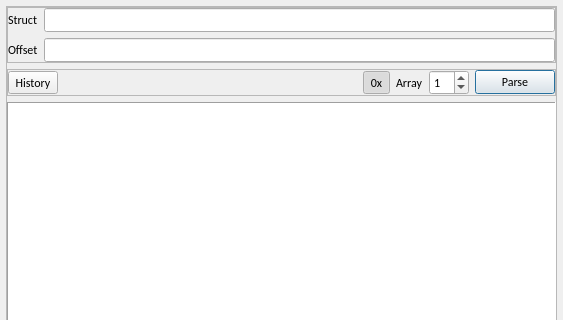
Before: the Qt Designer form src/view/WidgetBinParser.ui in ukyouz/Visual-Studio-Debug-Tools, drawn with Qt 5; both pictures show x 0 to 563 and y 0 to 320 of the 563 by 570 pixel window.
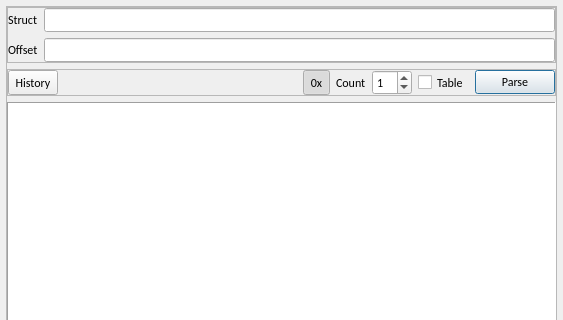
After: the same form once the commit is applied. The open tabs and pages were chosen to show the change. Icons and pictures are not drawn.

Commit message:
add border for QTreeView and QTableView
add border for QTreeView and QTableView

rename ui object

What changed in the file:
```diff
--- a/src/view/WidgetBinParser.ui
+++ b/src/view/WidgetBinParser.ui
@@ -49,7 +49,7 @@
       <property name="frameShadow">
        <enum>QFrame::Raised</enum>
       </property>
-      <layout class="QVBoxLayout" name="verticalLayout">
+      <layout class="QVBoxLayout" name="verticalLayout_3">
        <property name="leftMargin">
         <number>0</number>
        </property>
@@ -140,6 +140,12 @@
           </property>
           <item>
            <widget class="QToolButton" name="btnHistory">
+            <property name="sizePolicy">
+             <sizepolicy hsizetype="Fixed" vsizetype="Expanding">
+              <horstretch>0</horstretch>
+              <verstretch>0</verstretch>
+             </sizepolicy>
+            </property>
             <property name="text">
              <string>History</string>
             </property>
@@ -170,6 +176,12 @@
           </item>
           <item>
            <widget class="QToolButton" name="btnToggleHex">
+            <property name="sizePolicy">
+             <sizepolicy hsizetype="Fixed" vsizetype="Expanding">
+              <horstretch>0</horstretch>
+              <verstretch>0</verstretch>
+             </sizepolicy>
+            </property>
             <property name="text">
              <string>0x</string>
             </property>
@@ -187,14 +199,14 @@
           <item>
            <widget class="QLabel" name="label_3">
             <property name="text">
-             <string>Array</string>
+             <string>Count</string>
             </property>
            </widget>
           </item>
           <item>
            <widget class="QSpinBox" name="spinParseCount">
             <property name="sizePolicy">
-             <sizepolicy hsizetype="Preferred" vsizetype="Fixed">
+             <sizepolicy hsizetype="Preferred" vsizetype="Expanding">
               <horstretch>0</horstretch>
               <verstretch>0</verstretch>
              </sizepolicy>
@@ -222,6 +234,25 @@
             </property>
            </widget>
           </item>
+          <item>
+           <widget class="QCheckBox" name="checkParseTable">
+            <property name="sizePolicy">
+             <sizepolicy hsizetype="Minimum" vsizetype="Expanding">
+              <horstretch>0</horstretch>
+              <verstretch>0</verstretch>
+             </sizepolicy>
+            </property>
+            <property name="minimumSize">
+             <size>
+              <width>0</width>
+              <height>0</height>
+             </size>
+            </property>
+            <property name="text">
+             <string>Table</string>
+            </property>
+           </widget>
+          </item>
           <item>
            <widget class="QPushButton" name="btnParse">
             <property name="text">
@@ -239,6 +270,31 @@
         </widget>
        </item>
        <item>
+        <widget class="QStackedWidget" name="stackedWidget">
+         <property name="sizePolicy">
+          <sizepolicy hsizetype="Preferred" vsizetype="Expanding">
+           <horstretch>0</horstretch>
+           <verstretch>100</verstretch>
+          </sizepolicy>
+         </property>
+         <property name="currentIndex">
+          <number>0</number>
+         </property>
+         <widget class="QWidget" name="pageTree">
+          <layout class="QVBoxLayout" name="verticalLayout">
+           <property name="leftMargin">
+            <number>0</number>
+           </property>
+           <property name="topMargin">
+            <number>0</number>
+           </property>
+           <property name="rightMargin">
+            <number>0</number>
+           </property>
+           <property name="bottomMargin">
+            <number>0</number>
+           </property>
+           <item>
         <widget class="QTreeView" name="treeView">
          <property name="sizePolicy">
           <sizepolicy hsizetype="Expanding" vsizetype="Expanding">
@@ -285,7 +341,46 @@
        </item>
       </layout>
      </widget>
+         <widget class="QWidget" name="pageTable">
+          <layout class="QVBoxLayout" name="verticalLayout_4">
+           <property name="leftMargin">
+            <number>0</number>
+           </property>
+           <property name="topMargin">
+            <number>0</number>
+           </property>
+           <property name="rightMargin">
+            <number>0</number>
+           </property>
+           <property name="bottomMargin">
+            <number>0</number>
+           </property>
+           <item>
      <widget class="QTableView" name="tableView">
+             <property name="styleSheet">
+              <string notr="true">QHeaderView::section {border: 0; border-right: 1px solid #d8d8d8; border-bottom: 1px solid #d8d8d8;}</string>
+             </property>
+             <property name="frameShape">
+              <enum>QFrame::Panel</enum>
+             </property>
+             <property name="alternatingRowColors">
+              <bool>true</bool>
+             </property>
+             <property name="wordWrap">
+              <bool>false</bool>
+             </property>
+             <attribute name="verticalHeaderDefaultSectionSize">
+              <number>22</number>
+             </attribute>
+            </widget>
+           </item>
+          </layout>
+         </widget>
+        </widget>
+       </item>
+      </layout>
+     </widget>
+     <widget class="QTableView" name="tableMemory">
       <property name="sizePolicy">
        <sizepolicy hsizetype="Expanding" vsizetype="Expanding">
         <horstretch>0</horstretch>
```
Left out of the diff: 18 changed lines with no effect on the pictures. Lines whose indentation alone changed are shown as unchanged. The commit also changes 8 other files.
